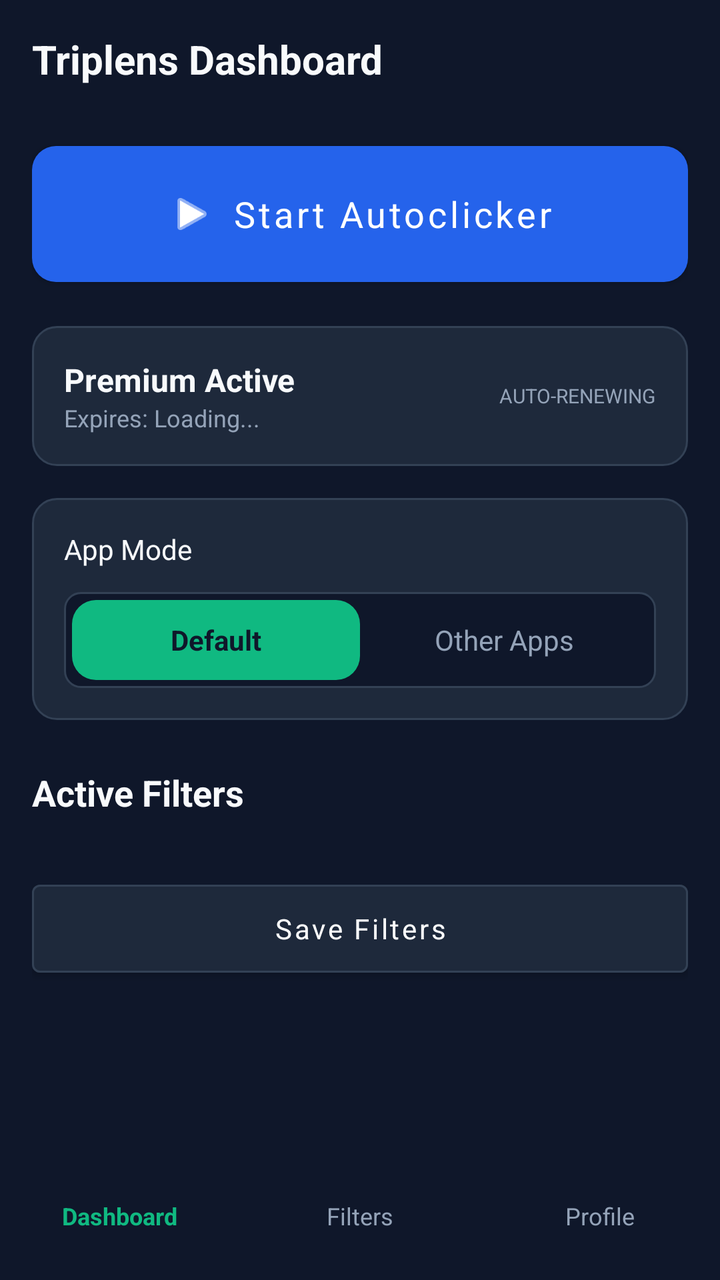
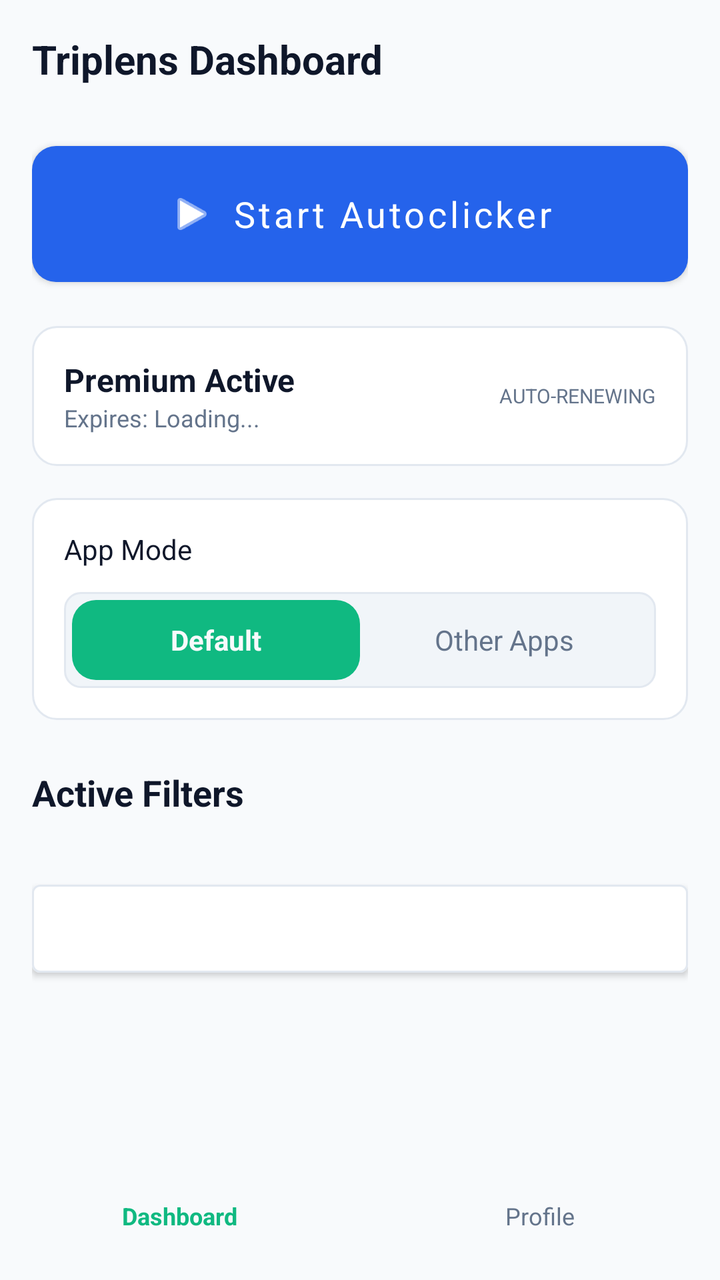

Screens rendered from an Android XML layout before and after an edit, with the pre-edit source and the edit as a unified diff.
<!-- AndroidManifest.xml: application theme AppTheme -->
<!-- res/layout/activity_main.xml -->
<?xml version="1.0" encoding="utf-8"?>
<androidx.constraintlayout.widget.ConstraintLayout xmlns:android="http://schemas.android.com/apk/res/android"
    xmlns:app="http://schemas.android.com/apk/res-auto"
    android:layout_width="match_parent"
    android:layout_height="match_parent"
    android:background="@color/colorBackground">

    <ScrollView
        android:layout_width="match_parent"
        android:layout_height="0dp"
        app:layout_constraintTop_toTopOf="parent"
        app:layout_constraintBottom_toTopOf="@+id/bottomNavigation">

        <LinearLayout
            android:layout_width="match_parent"
            android:layout_height="wrap_content"
            android:orientation="vertical"
            android:padding="16dp">

            
            <LinearLayout
                android:layout_width="match_parent"
                android:layout_height="wrap_content"
                android:orientation="horizontal"
                android:gravity="center_vertical"
                android:layout_marginBottom="24dp">
                <TextView
                    android:layout_width="wrap_content"
                    android:layout_height="wrap_content"
                    android:text="Triplens Dashboard"
                    android:textColor="@color/colorTextPrimary"
                    android:textSize="20sp"
                    android:textStyle="bold" />
            </LinearLayout>

            
            <com.google.android.material.button.MaterialButton
                android:id="@+id/btnToggleClicker"
                android:layout_width="match_parent"
                android:layout_height="80dp"
                android:text="Start Autoclicker"
                android:textAllCaps="false"
                android:textSize="18sp"
                app:icon="@android:drawable/ic_media_play"
                app:iconGravity="textStart"
                app:iconSize="24dp"
                app:cornerRadius="12dp"
                app:backgroundTint="@color/colorPrimary"
                android:layout_marginBottom="16dp"/>

            
            <LinearLayout
                android:layout_width="match_parent"
                android:layout_height="wrap_content"
                android:background="@drawable/bg_card"
                android:orientation="horizontal"
                android:padding="16dp"
                android:gravity="center_vertical"
                android:layout_marginBottom="16dp">
                
                <LinearLayout
                    android:layout_width="0dp"
                    android:layout_height="wrap_content"
                    android:layout_weight="1"
                    android:orientation="vertical">
                    <TextView
                        android:id="@+id/textSubStatus"
                        android:layout_width="wrap_content"
                        android:layout_height="wrap_content"
                        android:text="Premium Active"
                        android:textColor="@color/colorTextPrimary"
                        android:textSize="16sp"
                        android:textStyle="bold" />
                    <TextView
                        android:id="@+id/textSubExpires"
                        android:layout_width="wrap_content"
                        android:layout_height="wrap_content"
                        android:text="Expires: Loading..."
                        android:textColor="@color/colorTextSecondary"
                        android:textSize="12sp" />
                </LinearLayout>

                <TextView
                    android:layout_width="wrap_content"
                    android:layout_height="wrap_content"
                    android:text="AUTO-RENEWING"
                    android:textColor="@color/colorTextSecondary"
                    android:textSize="10sp" />
            </LinearLayout>

            
            <LinearLayout
                android:layout_width="match_parent"
                android:layout_height="wrap_content"
                android:background="@drawable/bg_card"
                android:orientation="vertical"
                android:padding="16dp"
                android:layout_marginBottom="24dp">

                <TextView
                    android:layout_width="wrap_content"
                    android:layout_height="wrap_content"
                    android:text="App Mode"
                    android:textColor="@color/colorTextPrimary"
                    android:textSize="14sp"
                    android:layout_marginBottom="12dp"/>

                
                <LinearLayout
                    android:layout_width="match_parent"
                    android:layout_height="48dp"
                    android:background="@drawable/bg_input"
                    android:orientation="horizontal"
                    android:padding="4dp">

                    <TextView
                        android:id="@+id/tabDefaultApp"
                        android:layout_width="0dp"
                        android:layout_height="match_parent"
                        android:layout_weight="1"
                        android:background="@drawable/bg_button_primary"
                        android:backgroundTint="@color/colorSuccess"
                        android:gravity="center"
                        android:text="Default"
                        android:textColor="@color/colorBackground"
                        android:textStyle="bold" />

                    <TextView
                        android:id="@+id/tabOtherApp"
                        android:layout_width="0dp"
                        android:layout_height="match_parent"
                        android:layout_weight="1"
                        android:gravity="center"
                        android:text="Other Apps"
                        android:textColor="@color/colorTextSecondary" />
                </LinearLayout>
            </LinearLayout>

            
            <LinearLayout
                android:layout_width="match_parent"
                android:layout_height="wrap_content"
                android:orientation="horizontal"
                android:gravity="center_vertical"
                android:layout_marginBottom="12dp">
                <TextView
                    android:layout_width="0dp"
                    android:layout_weight="1"
                    android:layout_height="wrap_content"
                    android:text="Active Filters"
                    android:textColor="@color/colorTextPrimary"
                    android:textSize="18sp"
                    android:textStyle="bold" />
            </LinearLayout>

            
            <LinearLayout
                android:id="@+id/filtersContainer"
                android:layout_width="match_parent"
                android:layout_height="wrap_content"
                android:orientation="vertical">
                
                
            </LinearLayout>

            <com.google.android.material.button.MaterialButton
                android:id="@+id/btnSaveSettings"
                android:layout_width="match_parent"
                android:layout_height="56dp"
                android:layout_marginTop="16dp"
                android:text="Save Filters"
                android:textAllCaps="false"
                app:backgroundTint="@color/colorCard"
                app:strokeColor="@color/colorBorder"
                app:strokeWidth="1dp"/>

        </LinearLayout>
    </ScrollView>

    
    <LinearLayout
        android:id="@+id/bottomNavigation"
        android:layout_width="match_parent"
        android:layout_height="64dp"
        android:background="@color/colorBackground"
        android:orientation="horizontal"
        app:layout_constraintBottom_toBottomOf="parent">

        <LinearLayout
            android:id="@+id/navDashboard"
            android:layout_width="0dp"
            android:layout_height="match_parent"
            android:layout_weight="1"
            android:gravity="center"
            android:orientation="vertical">
            <TextView
                android:layout_width="wrap_content"
                android:layout_height="wrap_content"
                android:text="Dashboard"
                android:textColor="@color/colorSuccess"
                android:textStyle="bold"
                android:textSize="12sp" />
        </LinearLayout>

        <LinearLayout
            android:id="@+id/navFilters"
            android:layout_width="0dp"
            android:layout_height="match_parent"
            android:layout_weight="1"
            android:gravity="center"
            android:orientation="vertical">
            <TextView
                android:layout_width="wrap_content"
                android:layout_height="wrap_content"
                android:text="Filters"
                android:textColor="@color/colorTextSecondary"
                android:textSize="12sp" />
        </LinearLayout>

        <LinearLayout
            android:id="@+id/navProfile"
            android:layout_width="0dp"
            android:layout_height="match_parent"
            android:layout_weight="1"
            android:gravity="center"
            android:orientation="vertical">
            <TextView
                android:layout_width="wrap_content"
                android:layout_height="wrap_content"
                android:text="Profile"
                android:textColor="@color/colorTextSecondary"
                android:textSize="12sp" />
        </LinearLayout>
    </LinearLayout>

</androidx.constraintlayout.widget.ConstraintLayout>
<!-- resources referenced by this layout -->
<resources>
  <color name="colorBackground">#0F172A</color>
  <color name="colorBorder">#334155</color>
  <color name="colorCard">#1E293B</color>
  <color name="colorPrimary">#2563EB</color>
  <color name="colorSuccess">#10B981</color>
  <color name="colorTextPrimary">#F8FAFC</color>
  <color name="colorTextSecondary">#94A3B8</color>
  <!-- drawable bg_button_primary (drawable) -->
  <?xml version="1.0" encoding="utf-8"?>
  <shape xmlns:android="http://schemas.android.com/apk/res/android"
      android:shape="rectangle">
      <solid android:color="@color/colorPrimary"/>
      <corners android:radius="12dp"/>
  </shape>
  <!-- drawable bg_card (drawable) -->
  <?xml version="1.0" encoding="utf-8"?>
  <shape xmlns:android="http://schemas.android.com/apk/res/android"
      android:shape="rectangle">
      <solid android:color="@color/colorCard"/>
      <corners android:radius="12dp"/>
      <stroke android:width="1dp" android:color="@color/colorBorder" />
  </shape>
  <!-- drawable bg_input (drawable) -->
  <?xml version="1.0" encoding="utf-8"?>
  <shape xmlns:android="http://schemas.android.com/apk/res/android"
      android:shape="rectangle">
      <solid android:color="@color/colorInputBg"/>
      <corners android:radius="8dp"/>
      <stroke android:width="1dp" android:color="@color/colorBorder" />
  </shape>
  <style name="AppTheme" parent="Theme.MaterialComponents.DayNight.NoActionBar">
          <item name="android:fontFamily">sans-serif</item>
          <item name="android:windowLightStatusBar">false</item>
          <item name="colorPrimary">@color/colorPrimary</item>
          <item name="colorPrimaryDark">@color/colorPrimaryDark</item>
          <item name="colorAccent">@color/colorAccent</item>
          <item name="android:windowBackground">@color/colorBackground</item>
          <item name="android:textColorPrimary">@color/colorTextPrimary</item>
          <item name="android:textColorSecondary">@color/colorTextSecondary</item>
      </style>
  <color name="colorInputBg">#0F172A</color>
  <color name="colorPrimaryDark">#1D4ED8</color>
  <color name="colorAccent">#2563EB</color>
</resources>

<!-- the commit's change to res/layout/activity_main.xml (unified diff, before → after) -->
@@ -41,7 +41,9 @@
                 android:text="Start Autoclicker"
                 android:textAllCaps="false"
                 android:textSize="18sp"
+                android:textColor="@android:color/white"
                 app:icon="@android:drawable/ic_media_play"
+                app:iconTint="@android:color/white"
                 app:iconGravity="textStart"
                 app:iconSize="24dp"
                 app:cornerRadius="12dp"
@@ -203,21 +205,6 @@
         </LinearLayout>
 
         <LinearLayout
-            android:id="@+id/navFilters"
-            android:layout_width="0dp"
-            android:layout_height="match_parent"
-            android:layout_weight="1"
-            android:gravity="center"
-            android:orientation="vertical">
-            <TextView
-                android:layout_width="wrap_content"
-                android:layout_height="wrap_content"
-                android:text="Filters"
-                android:textColor="@color/colorTextSecondary"
-                android:textSize="12sp" />
-        </LinearLayout>
-
-        <LinearLayout
             android:id="@+id/navProfile"
             android:layout_width="0dp"
             android:layout_height="match_parent"
<!-- resource entries referenced after the edit -->
@@ -1,12 +1,12 @@
 <!-- resources referenced by this layout -->
 <resources>
-  <color name="colorBackground">#0F172A</color>
-  <color name="colorBorder">#334155</color>
-  <color name="colorCard">#1E293B</color>
+  <color name="colorBackground">#F8FAFC</color>
+  <color name="colorBorder">#E2E8F0</color>
+  <color name="colorCard">#FFFFFF</color>
   <color name="colorPrimary">#2563EB</color>
   <color name="colorSuccess">#10B981</color>
-  <color name="colorTextPrimary">#F8FAFC</color>
-  <color name="colorTextSecondary">#94A3B8</color>
+  <color name="colorTextPrimary">#0F172A</color>
+  <color name="colorTextSecondary">#64748B</color>
   <!-- drawable bg_button_primary (drawable) -->
   <?xml version="1.0" encoding="utf-8"?>
   <shape xmlns:android="http://schemas.android.com/apk/res/android"
@@ -30,9 +30,9 @@
       <corners android:radius="8dp"/>
       <stroke android:width="1dp" android:color="@color/colorBorder" />
   </shape>
-  <style name="AppTheme" parent="Theme.MaterialComponents.DayNight.NoActionBar">
+  <style name="AppTheme" parent="Theme.MaterialComponents.Light.NoActionBar">
           <item name="android:fontFamily">sans-serif</item>
-          <item name="android:windowLightStatusBar">false</item>
+          <item name="android:windowLightStatusBar">true</item>
           <item name="colorPrimary">@color/colorPrimary</item>
           <item name="colorPrimaryDark">@color/colorPrimaryDark</item>
           <item name="colorAccent">@color/colorAccent</item>
@@ -40,7 +40,7 @@
           <item name="android:textColorPrimary">@color/colorTextPrimary</item>
           <item name="android:textColorSecondary">@color/colorTextSecondary</item>
       </style>
-  <color name="colorInputBg">#0F172A</color>
+  <color name="colorInputBg">#F1F5F9</color>
   <color name="colorPrimaryDark">#1D4ED8</color>
   <color name="colorAccent">#2563EB</color>
 </resources>
